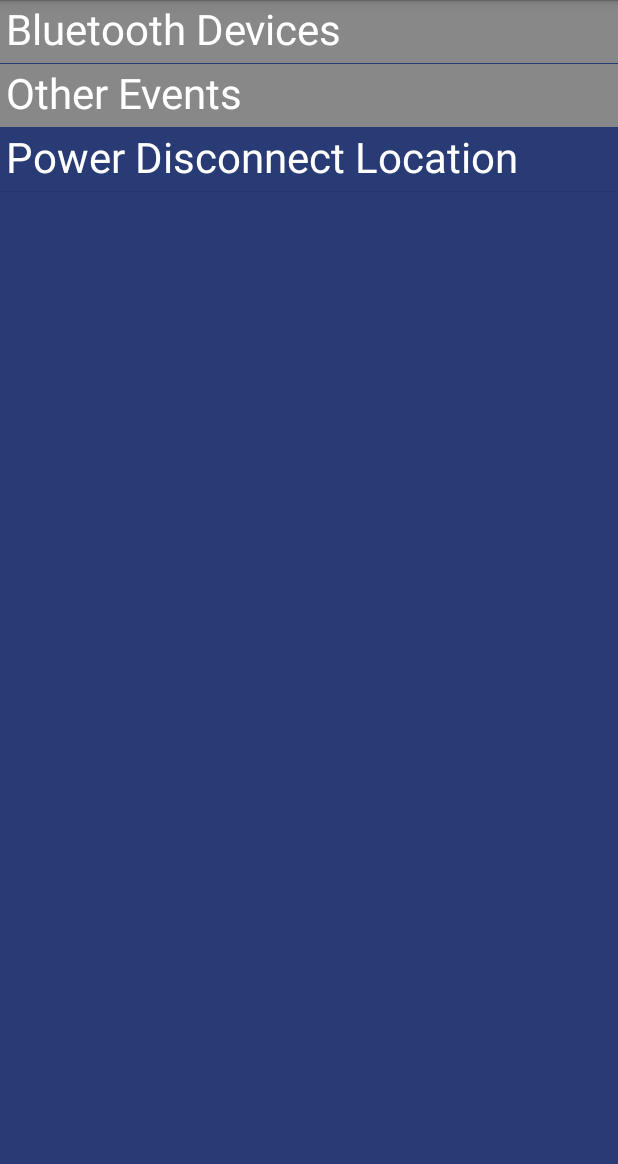
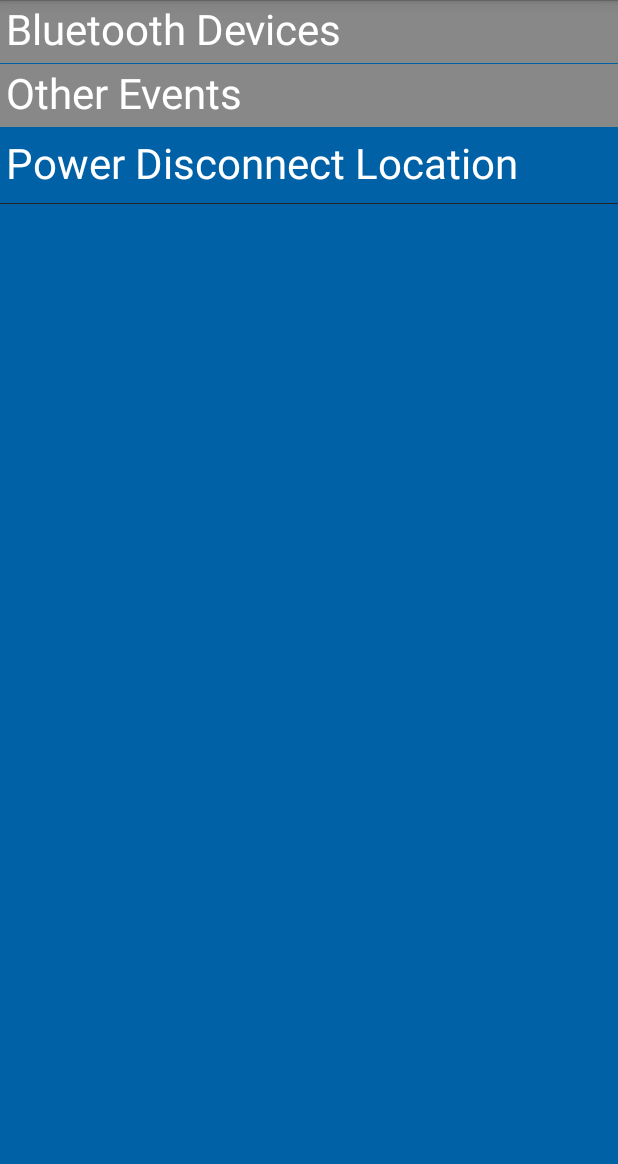
Before and after one commit to CSberger/Bluefinder, an Android app: the screen it shows after launch (FindCar), on a phone screen of 412 x 824 dp, the part 72-1236 px from its top. Run offline under Robolectric (Android 15) with nearby library versions, the phone set to English and light mode, and no system bars; libraries missing offline, so code that uses them is left out: com.android.vending; 8 statements that could not run were skipped.

Commit message:
Styling added for 7 inch tablet layout on listview

```diff
--- a/Bluefinder/src/main/java/com/digitalobstaclecourse/bluefinder/BluetoothDeviceListFragment.java
+++ b/Bluefinder/src/main/java/com/digitalobstaclecourse/bluefinder/BluetoothDeviceListFragment.java
@@ -1,7 +1,6 @@
 package com.digitalobstaclecourse.bluefinder;
 
 import android.app.Activity;
-import android.bluetooth.BluetoothAdapter;
 import android.os.Bundle;
 import android.support.v4.app.ListFragment;
 import android.util.Log;
@@ -52,29 +51,16 @@ public class BluetoothDeviceListFragment extends ListFragment {
                     device.getAddress()));
         }
         mOtherEvents.add(new BluetoothDeviceInfo("Last Power Location", getString(R.string.POWER)));
-
         setListAdapter(new BluetoothDeviceAdapter(getActivity(), device_info_list, mOtherEvents));
         BluetoothDeviceAdapter dev_adapter = (BluetoothDeviceAdapter) getListAdapter();
-
-
-/*
-
-        */
     }
 
     @Override
     public void onCreate(Bundle savedInstanceState) {
         super.onCreate(savedInstanceState);
-        //setListAdapter();
         device_info_list = new ArrayList<BluetoothDeviceInfo>();
         mOtherEvents = new ArrayList<BluetoothDeviceInfo>();
-        ArrayList<String> device_name_list = new ArrayList<String>();
-
         refresh_devices();
-
-        //getListView().setEmptyView(getActivity().findViewById(R.id.empty_list_view));
-        //mListAdapter = new BluetoothDeviceAdapter(this,device_info_list);
-        //mListView.setAdapter(mListAdapter);
     }
 
     @Override
@@ -99,14 +85,11 @@ public class BluetoothDeviceListFragment extends ListFragment {
                 mCallbacks.onItemSelected(mOtherEvents.get(position - 2 - device_info_list.size()).getAddress(), "otherDevice");
             }
         }
-
     }
 
     public void setActivateOnItemClick(@SuppressWarnings("SameParameterValue") boolean activateOnItemClick) {
         Log.d(TAG, "setActivateOnItemClick:" + activateOnItemClick);
         getListView().setChoiceMode(activateOnItemClick ? ListView.CHOICE_MODE_SINGLE : ListView.CHOICE_MODE_NONE);
-
-
     }
 
     private void setActivatedPosition(int position) {
--- a/Bluefinder/src/main/res/layout/device_item.xml
+++ b/Bluefinder/src/main/res/layout/device_item.xml
@@ -4,19 +4,17 @@
     android:layout_width="fill_parent"
     android:layout_height="fill_parent"
     android:background="@drawable/list_item_selector_colors"
+    android:minHeight="50dp"
 
     >
+
     <TextView
-        android:layout_width="wrap_content"
-        android:layout_height="fill_parent"
+        style="@style/DeviceTextName"
+        android:text="@string/device_name_text"
         android:id="@+id/label1"
-        android:layout_alignParentLeft="true"
-        android:paddingLeft="4dp"
-        android:paddingBottom="4dp"
-        android:textSize="28sp"
-        android:text="@string/device_name_text"
-        android:textColor="@color/actionBarTextWhite"
-        />
+        android:layout_gravity="center_vertical"
+        android:layout_centerInParent="true" />
+    <!--
         <TextView
             android:layout_width="wrap_content"
             android:layout_height="fill_parent"
@@ -27,6 +25,6 @@
             android:text="@string/device_address_text"
             android:visibility="invisible"
             />
-
+        -->
 
 </RelativeLayout>
--- a/Bluefinder/src/main/res/layout/list_frag_layout.xml
+++ b/Bluefinder/src/main/res/layout/list_frag_layout.xml
@@ -1,15 +1,22 @@
 <?xml version="1.0" encoding="utf-8"?>
 
 <LinearLayout xmlns:android="http://schemas.android.com/apk/res/android"
-    android:orientation="vertical" android:layout_width="match_parent"
+    xmlns:tools="http://schemas.android.com/tools"
+    android:orientation="vertical"
+    android:layout_width="match_parent"
     android:layout_height="match_parent"
-    android:background="@color/list_bg_color"
+
     >
-    <ListView android:id="@id/android:list"
-        android:layout_width="match_parent" android:layout_height="0dp" android:layout_weight="1"
-        android:choiceMode="singleChoice" android:listSelector="@drawable/list_item_selector_colors"
 
-         />
+    <ListView
+        android:id="@id/android:list"
+        android:layout_width="match_parent"
+        android:layout_height="match_parent"
+        android:choiceMode="singleChoice"
+        android:listSelector="@drawable/list_item_selector_colors"
+        style="@style/DeviceListView"
+        tools:listitem="@layout/device_item" />
+
     <TextView
         android:id="@id/android:empty"
         android:layout_width="match_parent"
--- a/Bluefinder/src/main/res/values-sw600dp/refs.xml
+++ b/Bluefinder/src/main/res/values-sw600dp/refs.xml
@@ -7,4 +7,5 @@
     http://developer.android.com/training/multiscreen/screensizes.html#TaskUseAliasFilters
     -->
     <item type="layout" name="activity_find_car">@layout/activity_find_car_2pane</item>
+
 </resources>
--- a/Bluefinder/src/main/res/values/purchase_types.xml
+++ b/Bluefinder/src/main/res/values/purchase_types.xml
@@ -2,6 +2,6 @@
 <resources>
     <string-array name="purchase_descriptions">
         <item>$5.99 - Full Access </item>
-        <item>$0.99 - 50 more locations </item>
+        <item>$0.99 – 50 more locations </item>
     </string-array>
 </resources>
--- a/Bluefinder/src/main/res/values/styles.xml
+++ b/Bluefinder/src/main/res/values/styles.xml
@@ -16,77 +16,51 @@
     <!-- Application theme. -->
     <style name="AppTheme" parent="AppBaseTheme">
         <!-- All customizations that are NOT specific to a particular API-level can go here. -->
-        <!-- <item name="android:actionBarStyle"></item> -->
-
         <item name="android:actionBarStyle">@style/MyActionBar</item>
-
-
         <item name="android:popupMenuStyle">@style/MyActionBar.PopupMenuStyle</item>
         <item name="android:actionMenuTextAppearance">@style/MyActionBar.MenuTextStyle</item>
-        <!--
-        <item name="android:dropDownItemStyle">@style/MyDropdownItem</item>
-        <item name="android:dropDownListViewStyle">@style/DropDownListView</item>
--->
+    </style>
 
-        <!-- <item name="android:actionMenuTextColor">#FF0</item> -->
-
-
+    <style name="DeviceTextName" parent="AppTheme">
+        <item name="android:layout_width">wrap_content</item>
+        <item name="android:layout_height">fill_parent</item>
+        <item name="android:layout_alignParentLeft">true</item>
+        <item name="android:paddingLeft">4dp</item>
+        <item name="android:paddingBottom">4dp</item>
+        <item name="android:textSize">28sp</item>
+        <item name="android:text">@string/device_name_text</item>
+        <item name="android:textColor">@color/actionBarTextWhite</item>
     </style>
 
     <style name="MyActionBar" parent="@android:style/Widget.Holo.ActionBar">
         <item name="android:background">@color/bar_blue</item>
         <item name="android:popupBackground">#ff007ca6</item>
-        <!--<item name="android:textColor">@color/actionBarTextWhite</item> -->
         <item name="android:titleTextStyle">@style/MyActionBar.TitleTextStyle</item>
         <item name="android:subtitleTextStyle">@style/MyActionBar.TitleTextStyle</item>
         <item name="android:actionMenuTextAppearance">@style/MyActionBar.MenuTextStyle</item>
         <item name="android:itemTextAppearance">@style/MyActionBar.MenuTextStyle</item>
-
-
     </style>
-
     <style name="MyActionBar.TitleTextStyle" parent="MyActionBar.TitleTextStyle">
         <item name="android:textSize">20sp</item>
-        <!--
-        <item name="android:textColor">@color/actionBarTextWhite</item>
-        -->
         <item name="android:textColor">#fff</item>
     </style>
-
     <style name="MyActionBar.subtitleTextStyle" parent="MyActionBar.TitleTextStyle">
         <item name="android:textSize">15sp</item>
         <item name="android:textColor">@color/actionBarTextWhite</item>
     </style>
 
-    <style name="MyActionBar.ListView" parent="@android:style/Widget.ListView">
-        <item name="android:cacheColorHint">@android:color/transparent</item>
-        <item name="android:divider">@android:color/transparent</item>
-        <item name="android:dividerHeight">0dp</item>
-
-        <item name="android:listSelector">@drawable/list_item_selector_colors</item>
-
-        <item name="android:textColor">@color/actionBarTextWhite</item>
-
+    <style name="DeviceListView" parent="@android:style/Widget.ListView">
+        <item name="android:background">@color/bar_blue</item>
     </style>
 
     <style name="MyActionBar.MenuTextStyle" parent="@android:style/Widget.Holo.ActionBar">
-        <item name="android:textAppearance">@android:style/TextAppearance.Medium</item>
+    <item name="android:textAppearance">@android:style/TextAppearance.Medium</item>
         <item name="android:textColor">#FFF</item>
         <item name="android:textStyle">bold</item>
         <item name="android:textSize">24sp</item>
     </style>
-
-
     <style name="MyActionBar.PopupMenuStyle" parent="@android:style/Widget.Holo.Light.PopupWindow">
-
         <item name="android:popupBackground">#ff0061a6</item>
-
-        <!--<item name="android:actionMenuTextColor">@color/actionBarTextWhite</item> -->
-        <item name="android:textColor">#FF0</item>
-        <item name="android:textColorPrimary">#FF0</item>
         <item name="android:actionMenuTextAppearance">@style/MyActionBar.MenuTextStyle</item>
-
     </style>
-
-
 </resources>
```
Also changed, not shown: Bluefinder/src/main/java/com/digitalobstaclecourse/bluefinder/FindCarLocatorActivity.java (+6 -20 lines), Bluefinder/src/main/java/com/digitalobstaclecourse/bluefinder/FindCarMapFragment.java (+4 -3 lines), Bluefinder/src/main/res/layout/activity_find_car_2pane.xml (+38 -19 lines). Lines whose indentation alone changed are shown as unchanged.
